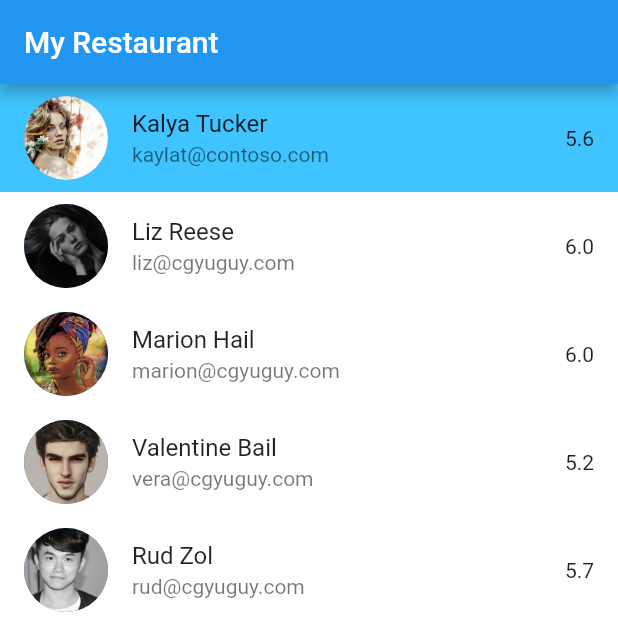
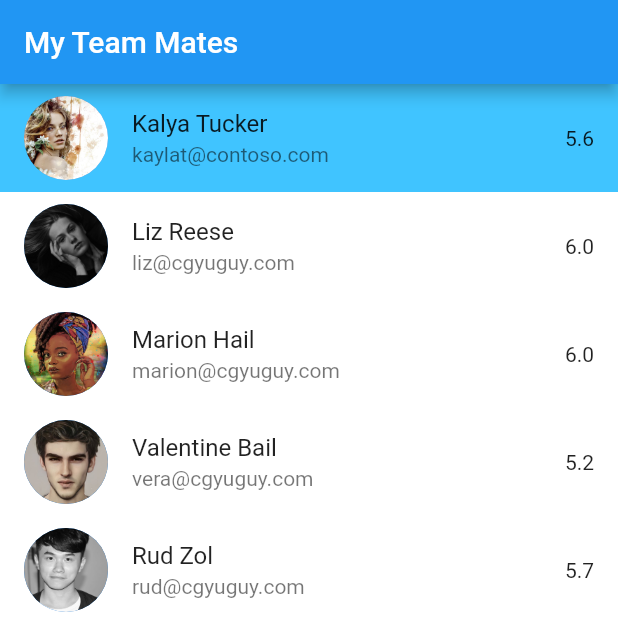
Before and after one commit to cripnail/layouts, a Flutter app: the screen it shows after launch, on a phone screen of 412 x 824 dp, the top half of it. Run offline on Flutter 3.47's test engine with Material 2 defaults, Android fonts, the phone set to English and light mode, and no system bars.

Commit message:
Create Bottom Sheet in person_list.dart

```diff
--- a/lib/app.dart
+++ b/lib/app.dart
@@ -30,7 +30,7 @@ class _AppState extends State<App> {
     return MaterialApp(
       home: Scaffold(
           appBar: AppBar(
-            title: const Text('My Restaurant'),
+            title: const Text('My Team Mates'),
           ),
           body:
           // LayoutBuilder(builder: (BuildContext context, constraints) {
--- a/lib/narrow_layout.dart
+++ b/lib/narrow_layout.dart
@@ -1,7 +1,7 @@
 import 'package:flutter/material.dart';
-import 'package:responsive_adaptive/product_detail.dart';
-import 'package:responsive_adaptive/product_list.dart';
-import 'package:responsive_adaptive/products.dart';
+import 'package:responsive_adaptive/person_detail.dart';
+import 'package:responsive_adaptive/person_list.dart';
+import 'package:responsive_adaptive/persons.dart';
 
 class NarrowLayout extends StatelessWidget {
   const NarrowLayout(
@@ -12,7 +12,7 @@ class NarrowLayout extends StatelessWidget {
 
   @override
   Widget build(BuildContext context) {
-    return PersontList(
+    return PersonList(
         currentPerson: currentPerson,
         onPersonTap: (index) {
           onPersonTap(index);
@@ -22,7 +22,7 @@ class NarrowLayout extends StatelessWidget {
                 appBar: AppBar(
                   title: Text(persons[index].title),
                 ),
-                body: ProductDetail(person: persons[index]),
+                body: PersonDetail(person: persons[index]),
               );
             }),
           );
--- a/lib/product_detail.dart
+++ b/lib/person_detail.dart
@@ -1,8 +1,8 @@
 import 'package:flutter/material.dart';
-import 'package:responsive_adaptive/products.dart';
+import 'package:responsive_adaptive/persons.dart';
 
-class ProductDetail extends StatelessWidget {
-  const ProductDetail({Key? key, required this.person}) : super(key: key);
+class PersonDetail extends StatelessWidget {
+  const PersonDetail({Key? key, required this.person}) : super(key: key);
   final Person person;
 
   @override
--- /dev/null
+++ b/lib/person_list.dart
@@ -0,0 +1,59 @@
+import 'package:flutter/material.dart';
+import 'package:responsive_adaptive/persons.dart';
+
+class PersonList extends StatelessWidget {
+  const PersonList(
+      {Key? key, required this.currentPerson, required this.onPersonTap})
+      : super(key: key);
+  final int currentPerson;
+  final void Function(int) onPersonTap;
+
+  @override
+  Widget build(BuildContext context) {
+    return ListView.builder(
+        itemCount: persons.length,
+        itemBuilder: (BuildContext context, int index) {
+          final person = persons[index];
+          return Container(
+            color:
+                index == currentPerson ? Colors.lightBlueAccent : Colors.white,
+            child: ListTile(
+              leading: FittedBox(
+                child: CircleAvatar(
+                  backgroundImage: AssetImage(person.picture),
+                  radius: 30, // no matter how big it is, it won't overflow
+                ),
+              ),
+              title: Text(person.title),
+              subtitle: Text(person.email),
+              trailing: Text(person.grade.toString()),
+              onTap: () {
+                showModalBottomSheet(
+                  context: context,
+                  builder: (BuildContext context) {
+                    return Container(
+                      height: 200,
+                      color: Colors.white,
+                      child: Column(children: const <Widget>[
+                        ListTile(
+                          leading: Icon(Icons.person),
+                          title: Text('VIEW PROFILE'),
+                        ),
+                        ListTile(
+                          leading: Icon(Icons.people),
+                          title: Text('FRIENDS'),
+                        ),
+                        ListTile(
+                          leading: Icon(Icons.report),
+                          title: Text('REPORT'),
+                        ),
+                      ]),
+                    );
+                  },
+                );
+              },
+            ),
+          );
+        });
+  }
+}
--- a/lib/product_list.dart
+++ b/lib/selected_person.dart
@@ -1,8 +1,8 @@
 import 'package:flutter/material.dart';
-import 'package:responsive_adaptive/products.dart';
+import 'package:responsive_adaptive/persons.dart';
 
-class PersontList extends StatelessWidget {
-  const PersontList(
+class SelectedPerson extends StatelessWidget {
+  const SelectedPerson(
       {Key? key, required this.currentPerson, required this.onPersonTap})
       : super(key: key);
   final int currentPerson;
```
Also changed, not shown: lib/wide_layout.dart (+5 -5 lines), lib/persons.dart (renamed from lib/products.dart).
